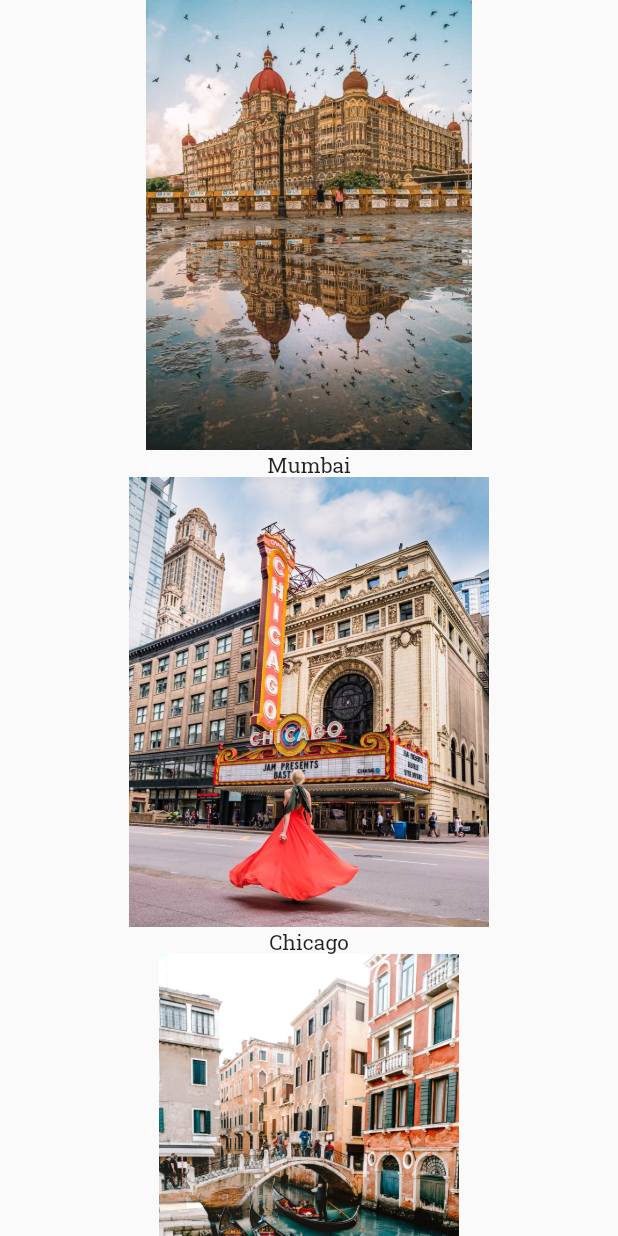
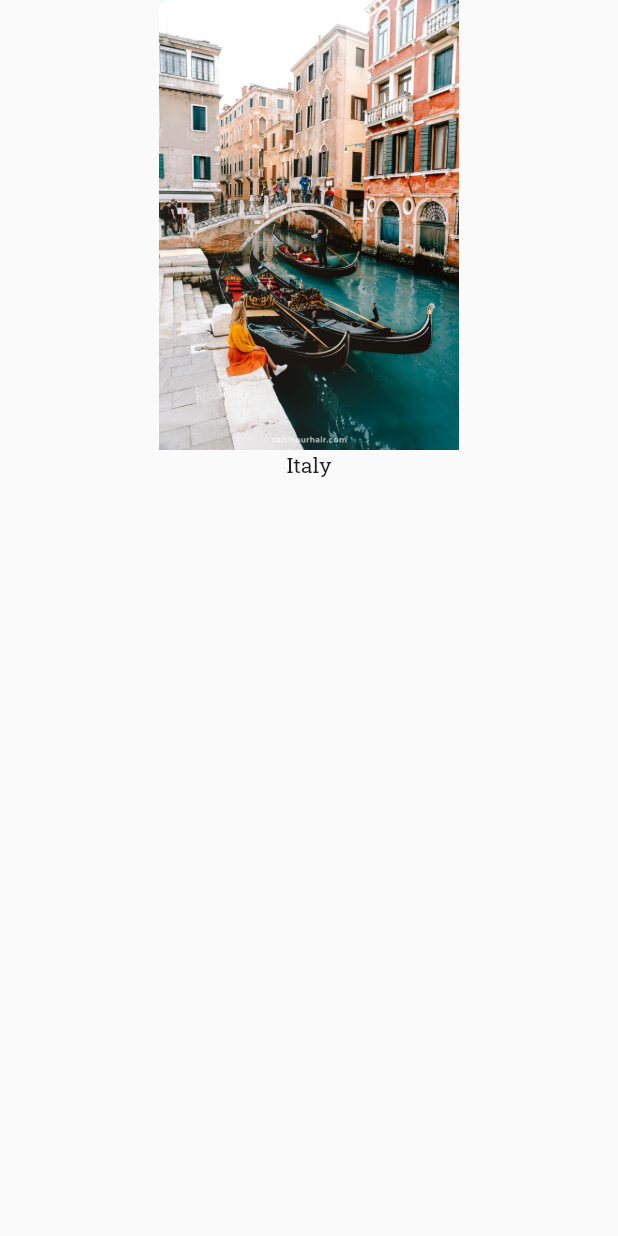
Before and after one commit to princepf/MyTrip, a Flutter app: the HomePage screen opened directly, after a tap on "Italy", on a phone screen of 412 x 824 dp. Run offline on Flutter 3.47's test engine with Material 2 defaults, Android fonts, the phone set to English and light mode, and no system bars; our stand-ins replace carousel_slider, flutter_rating_bar.

Commit message:
commit 1

```diff
--- a/lib/home_page.dart
+++ b/lib/home_page.dart
@@ -27,7 +27,6 @@ class _HomePageState extends State<HomePage> {
         desimage: 'assets/place/southafrica.jpg', destext: 'Southafrica'),
     Destinationcard(desimage: 'assets/place/turkey.png', destext: 'Turkey'),
   ];
-  List page = [InfoPage()];
   @override
   Widget build(BuildContext context) {
     return SafeArea(
@@ -142,8 +141,10 @@ class _HomePageState extends State<HomePage> {
           children: [
             InkWell(
               onTap: () {
-                Navigator.push(context,
-                    MaterialPageRoute(builder: (context) => InfoPage()));
+                Navigator.push(
+                    context,
+                    MaterialPageRoute(
+                        builder: (context) => InfoPage(data: data)));
               },
               child: Container(
                 height: 180,
--- a/lib/info_page.dart
+++ b/lib/info_page.dart
@@ -3,68 +3,32 @@ import 'package:flutter/material.dart';
 import 'models/category_model.dart';
 
 class InfoPage extends StatefulWidget {
-  InfoPage({Key? key}) : super(key: key);
+  final Destinationcard? data;
+  InfoPage({
+    Key? key,
+    required this.data,
+  }) : super(key: key);
 
   @override
   _InfoPageState createState() => _InfoPageState();
 }
 
 class _InfoPageState extends State<InfoPage> {
-  List<Informations> informations = [
-    Informations(
-      image: 'assets/place/mumbai.jpg',
-      text: 'Mumbai',
-    ),
-    Informations(
-      image: 'assets/place/chicago.jpg',
-      text: 'Chicago',
-    ),
-    Informations(
-      image: 'assets/place/italy.jpg',
-      text: 'Italy',
-    ),
-    Informations(
-      image: 'assets/place/london.jpg',
-      text: 'London',
-    ),
-    Informations(
-      image: 'assets/place/moscow.png',
-      text: 'Moscow',
-    ),
-    Informations(
-      image: 'assets/place/paris.jpg',
-      text: 'Paris',
-    ),
-    Informations(
-      image: 'assets/place/spain.jpg',
-      text: 'Spain',
-    ),
-    Informations(
-      image: 'assets/place/southafrica.jpg',
-      text: 'SouthAfrica',
-    ),
-    Informations(
-      image: 'assets/place/turkey.png',
-      text: 'Turkey',
-    ),
-  ];
   @override
   Widget build(BuildContext context) {
     return Scaffold(
-      body: ListView.builder(
-          itemCount: informations.length,
-          itemBuilder: (context, index) => info(informations[index])),
+      body: info(widget.data!),
     );
   }
 
-  Widget info(Informations data) => Column(
+  Widget info(Destinationcard data) => Column(
         children: [
           Image(
-            image: AssetImage("${data.image}"),
+            image: AssetImage("${data.desimage}"),
             height: 300,
             width: double.infinity,
           ),
-          Text("${data.text}")
+          Text("${data.destext}")
         ],
       );
 }
--- a/lib/models/category_model.dart
+++ b/lib/models/category_model.dart
@@ -74,9 +74,3 @@ class Mytripcards {
     required this.hoteltocity,
   });
 }
-
-class Informations {
-  final String image;
-  final String text;
-  Informations({required this.image, required this.text});
-}
--- a/lib/trip_page_widgets.dart/upcoming_tab.dart
+++ b/lib/trip_page_widgets.dart/upcoming_tab.dart
@@ -10,7 +10,7 @@ class UpcomingTab extends StatefulWidget {
 }
 
 class _UpcomingTabState extends State<UpcomingTab> {
-  bool favouriteicon = false;
+  List favs = [];
   List<Mytripcards> mytripcards = [
     Mytripcards(
         hotelimage: 'assets/explore/udaivilas.jpg',
@@ -127,7 +127,7 @@ class _UpcomingTabState extends State<UpcomingTab> {
                 itemCount: mytripcards.length,
                 itemBuilder: (context, index) => space(mytripcards[index])),
           ),
-        )
+        ),
       ],
     ));
   }
@@ -162,17 +162,21 @@ class _UpcomingTabState extends State<UpcomingTab> {
                             left: 300,
                             top: 10,
                           ),
-                          child: InkWell(
-                            onTap: () {
-                              setState(() {
-                                favouriteicon = !favouriteicon;
-                              });
-                            },
-                            child: CircleAvatar(
-                              backgroundColor: Colors.white,
-                              radius: 18,
+                          child: CircleAvatar(
+                            backgroundColor: Colors.white,
+                            radius: 18,
+                            child: GestureDetector(
+                              onTap: () {
+                                setState(() {
+                                  if (favs.contains(data)) {
+                                    favs.remove(data);
+                                  } else {
+                                    favs.add(data);
+                                  }
+                                });
+                              },
                               child: Icon(
-                                favouriteicon
+                                favs.contains(data)
                                     ? Icons.favorite
                                     : Icons.favorite_outline_outlined,
                                 size: 20,
```
